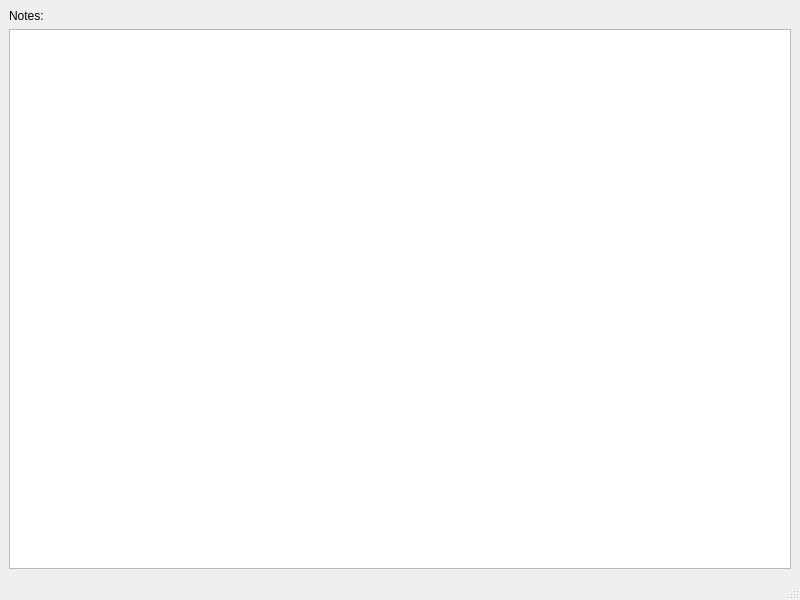
Qt form 09/DesktopApplication/MainWindow.ui (akulla77/PythonClasses) before a commit.
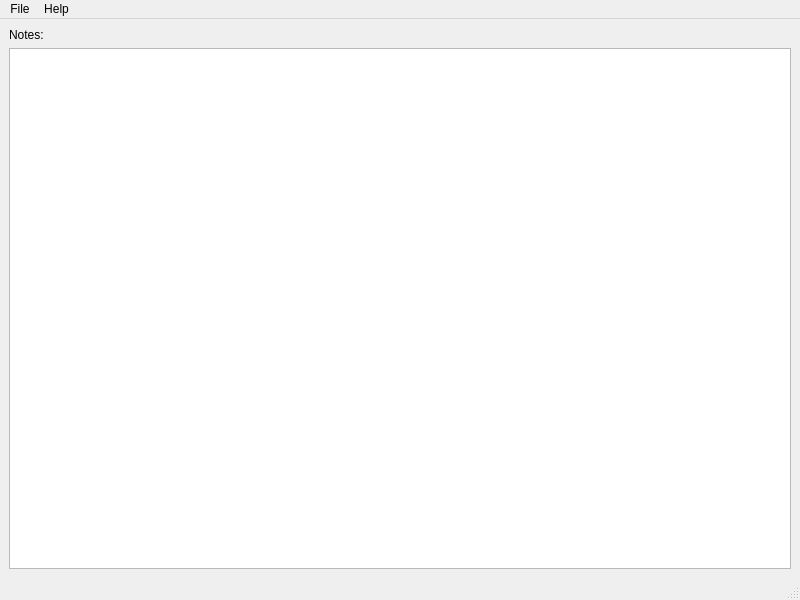
The same form after that commit.

```diff
--- a/09/DesktopApplication/MainWindow.ui
+++ b/09/DesktopApplication/MainWindow.ui
@@ -36,6 +36,19 @@
      <height>30</height>
     </rect>
    </property>
+   <widget class="QMenu" name="menuFile">
+    <property name="title">
+     <string>File</string>
+    </property>
+    <addaction name="actionOPen"/>
+   </widget>
+   <widget class="QMenu" name="menuHelp">
+    <property name="title">
+     <string>Help</string>
+    </property>
+   </widget>
+   <addaction name="menuFile"/>
+   <addaction name="menuHelp"/>
   </widget>
   <widget class="QStatusBar" name="statusbar"/>
  </widget>
```
Left out of the diff: 5 changed lines with no effect on the pictures.
